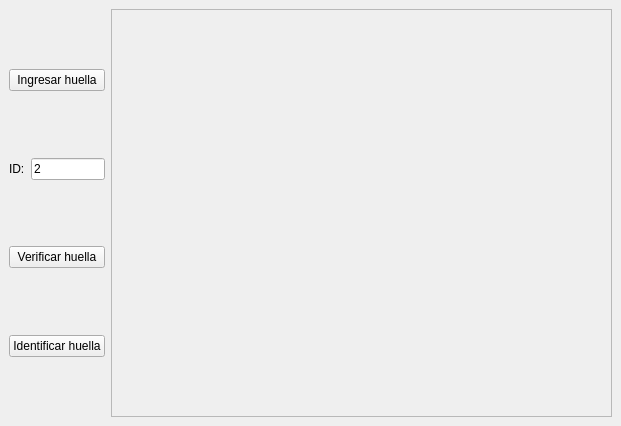
The window that Proyecto-Final/mainwindow.ui (nlandau91/Proyecto-Final) describes before a commit, drawn with Qt 5.
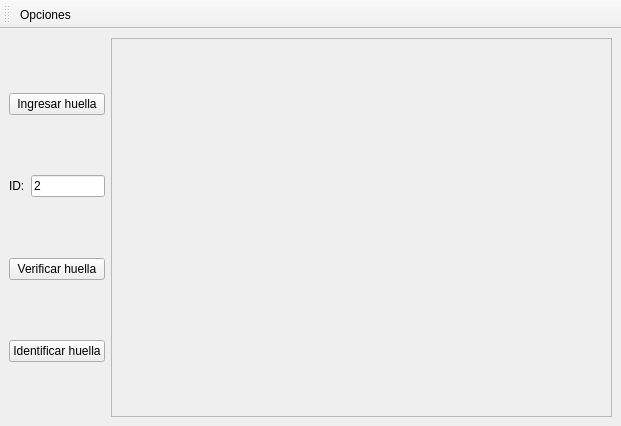
The same window after the commit.

Commit message: ui con opciones

What changed in the file:
```diff
--- a/Proyecto-Final/mainwindow.ui
+++ b/Proyecto-Final/mainwindow.ui
@@ -175,6 +175,23 @@
     </item>
    </layout>
   </widget>
+  <widget class="QToolBar" name="toolBar">
+   <property name="windowTitle">
+    <string>toolBar</string>
+   </property>
+   <attribute name="toolBarArea">
+    <enum>TopToolBarArea</enum>
+   </attribute>
+   <attribute name="toolBarBreak">
+    <bool>false</bool>
+   </attribute>
+   <addaction name="actionOpciones"/>
+  </widget>
+  <action name="actionOpciones">
+   <property name="text">
+    <string>Opciones</string>
+   </property>
+  </action>
  </widget>
  <resources/>
  <connections/>
```
Left out of the diff: 9 changed lines with no effect on the pictures. The commit also changes 22 other files.
